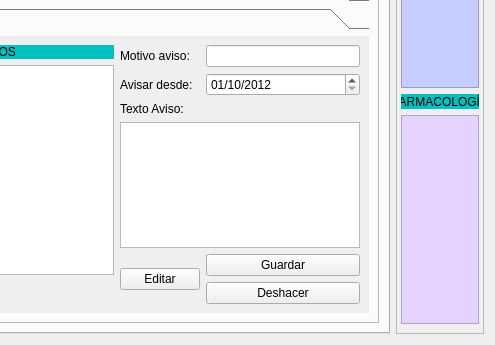
arcnexus/RedFoX, file frmfichapaciente.ui: the form before one commit; both pictures show x 837 to 1332 and y 239 to 584 of the 1332 by 584 pixel window.
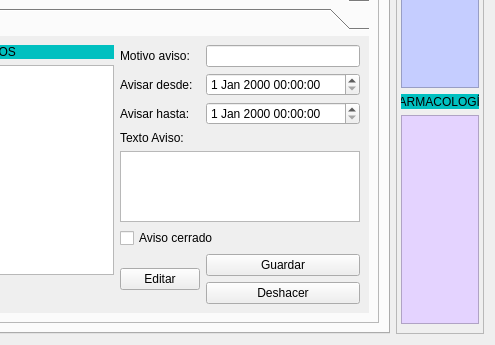
The form after the commit. The open tabs and pages were chosen to show the change. Icons and pictures are not drawn.

```diff
--- a/frmfichapaciente.ui
+++ b/frmfichapaciente.ui
@@ -1061,15 +1061,15 @@
           <item row="0" column="0">
            <widget class="QToolBox" name="toolBox_2">
             <property name="currentIndex">
-             <number>4</number>
+             <number>5</number>
             </property>
             <widget class="QWidget" name="page_3">
              <property name="geometry">
               <rect>
                <x>0</x>
                <y>0</y>
-               <width>459</width>
-               <height>303</height>
+               <width>334</width>
+               <height>257</height>
               </rect>
              </property>
              <attribute name="label">
@@ -1239,8 +1239,8 @@
               <rect>
                <x>0</x>
                <y>0</y>
-               <width>504</width>
-               <height>303</height>
+               <width>347</width>
+               <height>156</height>
               </rect>
              </property>
              <attribute name="label">
@@ -1376,8 +1376,8 @@
               <rect>
                <x>0</x>
                <y>0</y>
-               <width>459</width>
-               <height>303</height>
+               <width>415</width>
+               <height>170</height>
               </rect>
              </property>
              <attribute name="label">
@@ -1502,8 +1502,8 @@
               <rect>
                <x>0</x>
                <y>0</y>
-               <width>459</width>
-               <height>303</height>
+               <width>375</width>
+               <height>287</height>
               </rect>
              </property>
              <attribute name="label">
@@ -1646,7 +1646,7 @@
              <property name="geometry">
               <rect>
                <x>0</x>
-               <y>-5</y>
+               <y>0</y>
                <width>487</width>
                <height>342</height>
               </rect>
@@ -1906,8 +1906,8 @@
               <rect>
                <x>0</x>
                <y>0</y>
-               <width>287</width>
-               <height>210</height>
+               <width>504</width>
+               <height>303</height>
               </rect>
              </property>
              <attribute name="label">
@@ -1967,13 +1967,6 @@
                 <item row="0" column="1">
                  <widget class="QLineEdit" name="lineEdit_9"/>
                 </item>
-                <item row="2" column="0">
-                 <widget class="QLabel" name="label_27">
-                  <property name="text">
-                   <string>Texto Aviso:</string>
-                  </property>
-                 </widget>
-                </item>
                 <item row="0" column="0">
                  <widget class="QLabel" name="label_25">
                   <property name="text">
@@ -1981,20 +1974,6 @@
                   </property>
                  </widget>
                 </item>
-                <item row="1" column="1">
-                 <widget class="QDateEdit" name="dateEdit_3">
-                  <property name="date">
-                   <date>
-                    <year>2012</year>
-                    <month>10</month>
-                    <day>1</day>
-                   </date>
-                  </property>
-                  <property name="displayFormat">
-                   <string>dd/MM/yyyy</string>
-                  </property>
-                 </widget>
-                </item>
                 <item row="1" column="0">
                  <widget class="QLabel" name="label_26">
                   <property name="text">
@@ -2002,30 +1981,57 @@
                   </property>
                  </widget>
                 </item>
-                <item row="5" column="1">
+                <item row="7" column="1">
                  <widget class="QPushButton" name="pushButton_22">
                   <property name="text">
                    <string>Guardar</string>
                   </property>
                  </widget>
                 </item>
-                <item row="6" column="1">
+                <item row="8" column="1">
                  <widget class="QPushButton" name="pushButton_23">
                   <property name="text">
                    <string>Deshacer</string>
                   </property>
                  </widget>
                 </item>
-                <item row="3" column="0" colspan="2">
+                <item row="5" column="0" colspan="2">
                  <widget class="QTextEdit" name="textEdit_4"/>
                 </item>
-                <item row="5" column="0" rowspan="2">
+                <item row="7" column="0" rowspan="2">
                  <widget class="QPushButton" name="pushButton_21">
                   <property name="text">
                    <string>Editar</string>
                   </property>
                  </widget>
                 </item>
+                <item row="2" column="0">
+                 <widget class="QLabel" name="label_88">
+                  <property name="text">
+                   <string>Avisar hasta:</string>
+                  </property>
+                 </widget>
+                </item>
+                <item row="1" column="1">
+                 <widget class="QDateTimeEdit" name="dateTimeEdit_2"/>
+                </item>
+                <item row="2" column="1">
+                 <widget class="QDateTimeEdit" name="dateTimeEdit_3"/>
+                </item>
+                <item row="3" column="0" colspan="2">
+                 <widget class="QLabel" name="label_27">
+                  <property name="text">
+                   <string>Texto Aviso:</string>
+                  </property>
+                 </widget>
+                </item>
+                <item row="6" column="0" colspan="2">
+                 <widget class="QCheckBox" name="checkBox_4">
+                  <property name="text">
+                   <string>Aviso cerrado</string>
+                  </property>
+                 </widget>
+                </item>
                </layout>
               </item>
              </layout>
@@ -2760,8 +2766,8 @@
        <rect>
         <x>0</x>
         <y>0</y>
-        <width>204</width>
-        <height>359</height>
+        <width>161</width>
+        <height>156</height>
        </rect>
       </property>
       <attribute name="label">
@@ -2856,8 +2862,8 @@
        <rect>
         <x>0</x>
         <y>0</y>
-        <width>204</width>
-        <height>359</height>
+        <width>183</width>
+        <height>298</height>
        </rect>
       </property>
       <attribute name="label">
@@ -2946,8 +2952,8 @@
        <rect>
         <x>0</x>
         <y>0</y>
-        <width>204</width>
-        <height>178</height>
+        <width>193</width>
+        <height>99</height>
        </rect>
       </property>
       <attribute name="label">
@@ -3213,8 +3219,8 @@
        <rect>
         <x>0</x>
         <y>0</y>
-        <width>204</width>
-        <height>359</height>
+        <width>198</width>
+        <height>248</height>
        </rect>
       </property>
       <attribute name="label">
```
